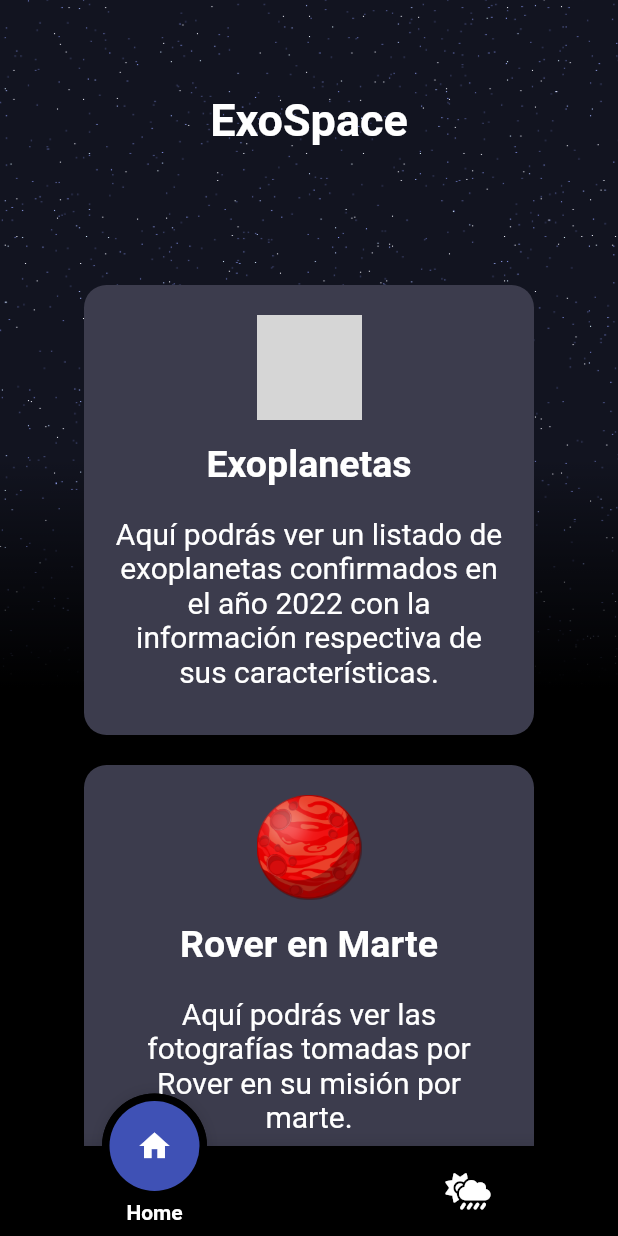
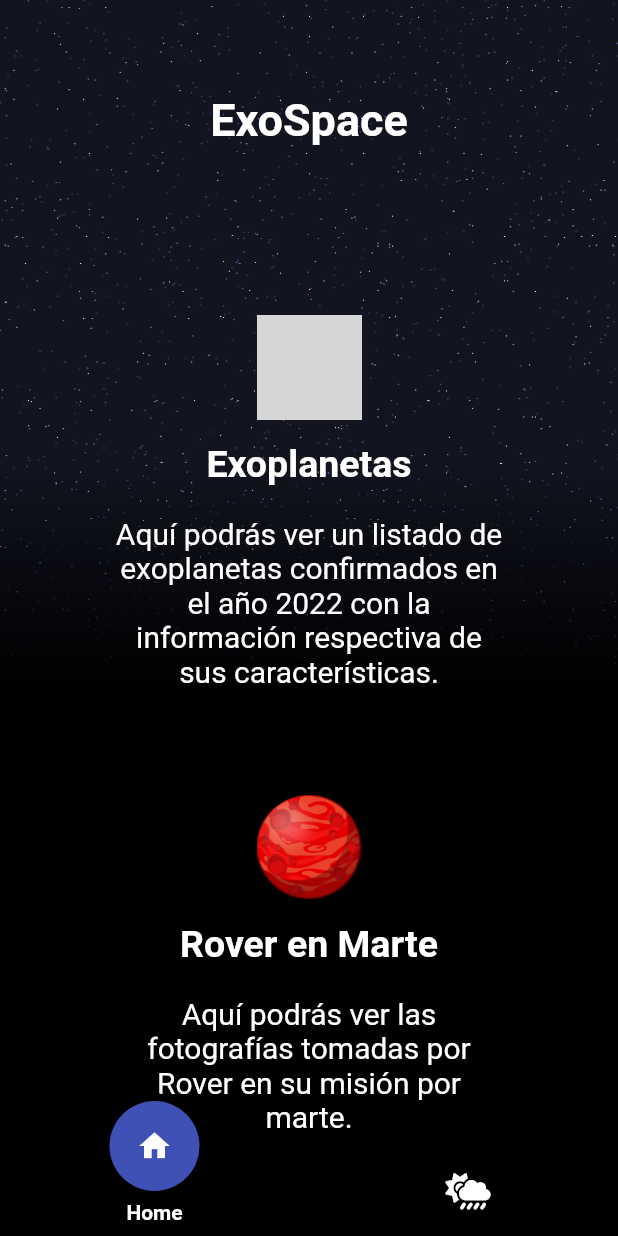
Before and after one commit to ISeco/ExoSpace, a Flutter app: the screen it shows after launch, on a phone screen of 412 x 824 dp. Run offline on Flutter 3.47's test engine with Material 2 defaults, Android fonts, the phone set to English and light mode, and no system bars; drawn by our look-alikes of fancy_bottom_navigation; our stand-ins replace card_swiper, flutter_dotenv, flutter_staggered_animations, font_awesome_flutter; grey boxes are pictures that could not be loaded.

Commit message:
add theme

```diff
--- a/lib/main.dart
+++ b/lib/main.dart
@@ -2,6 +2,7 @@ import 'package:flutter/material.dart';
 import 'package:provider/provider.dart';
 import 'package:flutter_dotenv/flutter_dotenv.dart';
 
+import 'package:exospace_app/theme/app_theme.dart';
 import 'package:exospace_app/screens/screens.dart';
 import 'package:exospace_app/services/services.dart';
 
@@ -34,6 +35,7 @@ class MyApp extends StatelessWidget {
         routes: {
           '/': (_) => const HomeScreen(),
         },
+        theme: AppTheme.lightTheme,
       ),
     );
   }
--- a/lib/screens/picture_day_screen.dart
+++ b/lib/screens/picture_day_screen.dart
@@ -1,6 +1,7 @@
 import 'package:flutter/material.dart';
 import 'package:provider/provider.dart';
 
+import 'package:exospace_app/theme/app_theme.dart';
 import 'package:exospace_app/services/services.dart';
 import 'package:exospace_app/widgets/widgets.dart';
 import 'package:exospace_app/models/models.dart';
@@ -156,7 +157,7 @@ class _BodyPictureWidget extends StatelessWidget {
   );
 
   BoxDecoration _cardShape() => BoxDecoration(
-    color: const Color.fromARGB(255, 60,60,77),
+    color: AppTheme.colorCard,
     borderRadius: BorderRadius.circular(15),
     boxShadow: const [
       BoxShadow(
--- a/lib/widgets/card_planet.dart
+++ b/lib/widgets/card_planet.dart
@@ -1,5 +1,6 @@
 import 'package:flutter/material.dart';
 
+import 'package:exospace_app/theme/app_theme.dart';
 import 'package:exospace_app/models/models.dart';
 
 class CardPlanet extends StatelessWidget {
@@ -24,7 +25,7 @@ class CardPlanet extends StatelessWidget {
   }
 
   BoxDecoration _styleCardPlanet() => BoxDecoration(
-    color: const Color.fromARGB(255, 60,60,77),
+    color: AppTheme.colorCard,
     borderRadius: BorderRadius.circular(15),
   );
 }
--- a/lib/widgets/card_service.dart
+++ b/lib/widgets/card_service.dart
@@ -1,4 +1,6 @@
 import 'package:flutter/material.dart';
+
+import 'package:exospace_app/theme/app_theme.dart';
 
 class CardService extends StatelessWidget {
 
@@ -31,7 +33,7 @@ class CardService extends StatelessWidget {
   }
 
   BoxDecoration _cardShape() => BoxDecoration(
-    color: const Color.fromARGB(255, 60,60,77),
+    color: AppTheme.colorCard,
     borderRadius: BorderRadius.circular(15),
   );
 }
--- a/lib/widgets/input_date.dart
+++ b/lib/widgets/input_date.dart
@@ -43,11 +43,6 @@ class InputDateState extends State<InputDate> {
               child: TextField(
                 keyboardType: TextInputType.datetime,
                 controller: dateinput,
-                decoration: const InputDecoration(
-                    border: OutlineInputBorder(),
-                    icon: Icon(Icons.calendar_today),
-                    labelText: "Ingrese una fecha"
-                ),
                 readOnly: true,
                 onTap: () async {
                   DateTime? pickedDate = await showDatePicker(
```
